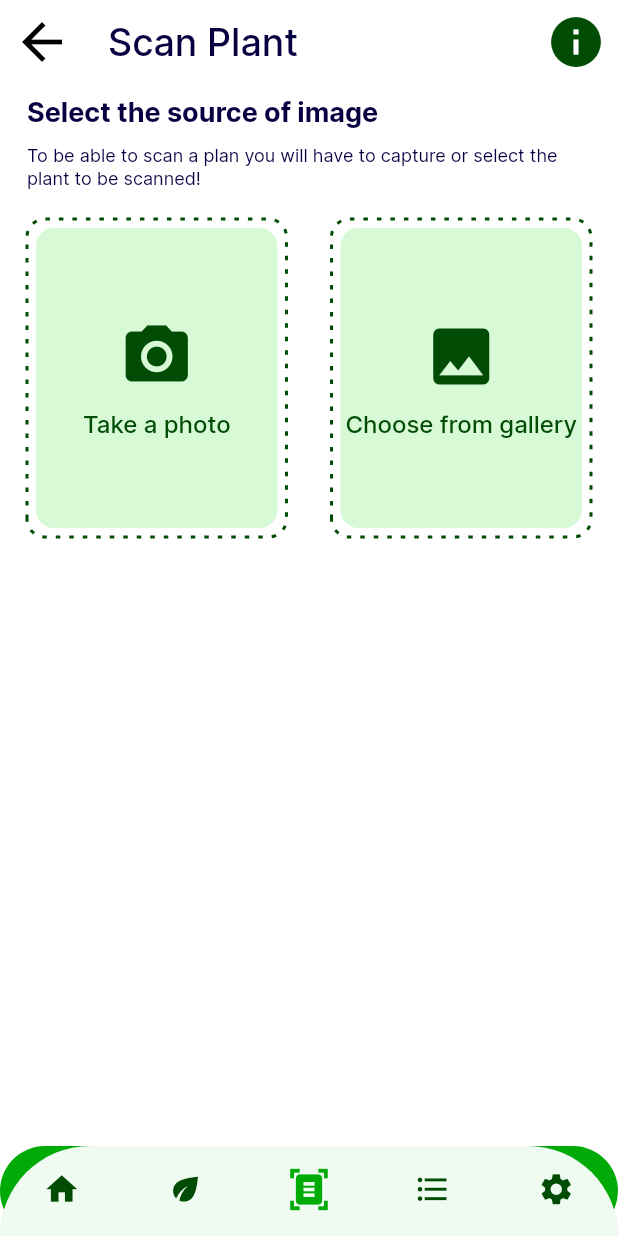
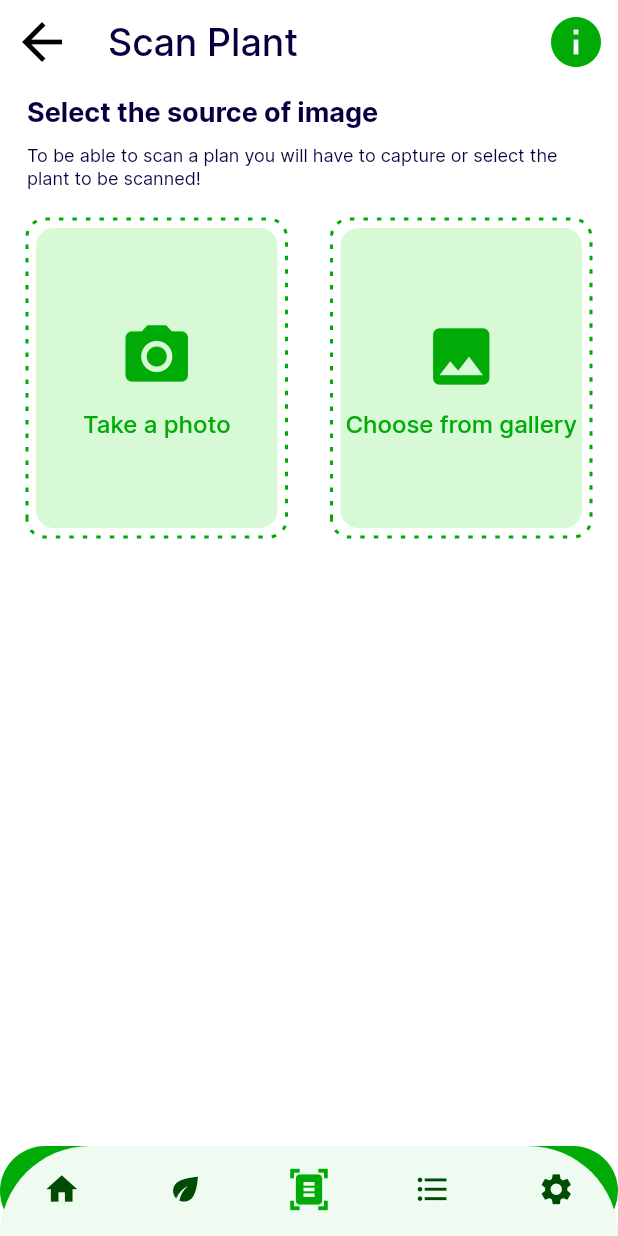
Before and after one commit to Atuoha/plantly, a Flutter app: the screen it shows once a user with an empty profile is signed in, item 3 of the bottom bar chosen, on a phone screen of 412 x 824 dp. Run offline on Flutter 3.47's test engine with Material 2 defaults, Android fonts, the phone set to English and light mode, and no system bars; drawn by our look-alikes of dotted_border; our stand-ins replace bloc, cloud_firestore, equatable, firebase_auth, firebase_core, flutter_bloc and 6 more; missing offline and left inert: is_first_run; accounts and stored records are empty; network calls fail.

Commit message:
theme re-adj and plant creation ui entry

```diff
--- a/lib/presentation/screens/plant/single_view.dart
+++ b/lib/presentation/screens/plant/single_view.dart
@@ -31,7 +31,7 @@ class _SinglePlantScreenState extends State<SinglePlantScreen> {
           onPressed: () => Navigator.of(context).pop(),
           icon: const Icon(
             Icons.arrow_back,
-            color: accentColor,
+            color: primaryColor,
           ),
         ),
         title: Text(
--- a/lib/presentation/screens/plant/view_all.dart
+++ b/lib/presentation/screens/plant/view_all.dart
@@ -63,7 +63,7 @@ class _ViewAllPlantsState extends State<ViewAllPlants> {
           Padding(
             padding: const EdgeInsets.all(8.0),
             child: CircleAvatar(
-              backgroundColor: accentColor,
+              backgroundColor: primaryColor,
               child: GestureDetector(
                 onTap: () => Navigator.of(context)
                     .pushNamed(RouteManager.createPlantScreen),
--- a/lib/presentation/screens/scan/scan.dart
+++ b/lib/presentation/screens/scan/scan.dart
@@ -65,7 +65,7 @@ class _ScanScreenState extends State<ScanScreen> {
       floatingActionButtonLocation: FloatingActionButtonLocation.centerFloat,
       floatingActionButton: isImageSelected
           ? FloatingActionButton(
-              backgroundColor: accentColor,
+              backgroundColor: primaryColor,
               onPressed: () {},
               child: const Icon(
                 Icons.document_scanner_outlined,
@@ -93,7 +93,7 @@ class _ScanScreenState extends State<ScanScreen> {
             ),
             icon: const Icon(
               Icons.info,
-              color: accentColor,
+              color: primaryColor,
             ),
           )
         ],
@@ -150,7 +150,7 @@ class _ScanScreenState extends State<ScanScreen> {
                         borderType: BorderType.RRect,
                         strokeWidth: 2,
                         dashPattern: const [3, 6],
-                        color: accentColor,
+                        color: primaryColor,
                         radius: const Radius.circular(12),
                         padding: const EdgeInsets.all(6),
                         child: ClipRRect(
@@ -171,7 +171,7 @@ class _ScanScreenState extends State<ScanScreen> {
                         bottom: 10,
                         right: 10,
                         child: CircleAvatar(
-                          backgroundColor: accentColor,
+                          backgroundColor: primaryColor,
                           child: IconButton(
                             onPressed: () => resetIsImagePicked(),
                             icon: const Icon(
--- a/lib/presentation/screens/settings/settings.dart
+++ b/lib/presentation/screens/settings/settings.dart
@@ -60,7 +60,7 @@ class _SettingsScreenState extends State<SettingsScreen> {
             onPressed: () => signOut(),
             icon: const Icon(
               Icons.logout,
-              color: accentColor,
+              color: primaryColor,
             ),
           )
         ],
--- a/lib/presentation/screens/tasks/view_all.dart
+++ b/lib/presentation/screens/tasks/view_all.dart
@@ -22,7 +22,7 @@ class ViewAllTasks extends StatelessWidget {
           Padding(
             padding: const EdgeInsets.all(8.0),
             child: CircleAvatar(
-              backgroundColor: accentColor,
+              backgroundColor: primaryColor,
               child: GestureDetector(
                 onTap: () => Navigator.of(context)
                     .pushNamed(RouteManager.createTaskScreen),
--- a/lib/presentation/utils/image_picker.dart
+++ b/lib/presentation/utils/image_picker.dart
@@ -27,7 +27,7 @@ class ImagePickerUtil extends StatelessWidget {
         borderType: BorderType.RRect,
         strokeWidth: 2,
         dashPattern: const [3, 6],
-        color: accentColor,
+        color: primaryColor,
         radius: const Radius.circular(12),
         padding: const EdgeInsets.all(6),
         child: Container(
@@ -46,14 +46,14 @@ class ImagePickerUtil extends StatelessWidget {
                   Icon(
                     icon,
                     size: AppSize.s50,
-                    color: accentColor,
+                    color: primaryColor,
                   ),
                   const SizedBox(height: 10),
                   Text(
                     title,
                     textAlign: TextAlign.center,
                     style: getRegularStyle(
-                      color: accentColor,
+                      color: primaryColor,
                       fontSize: FontSize.s16,
                     ),
                   )
--- a/lib/presentation/widgets/loading.dart
+++ b/lib/presentation/widgets/loading.dart
@@ -10,7 +10,7 @@ class LoadingWidget extends StatelessWidget {
   @override
   Widget build(BuildContext context) {
     return LoadingAnimationWidget.inkDrop(
-      color: accentColor,
+      color: primaryColor,
       size: size,
     );
   }
--- a/lib/resources/theme_manager.dart
+++ b/lib/resources/theme_manager.dart
@@ -30,8 +30,6 @@ ThemeData getLightTheme() {
       backgroundColor: whiteColor,
     ),
 
-
-
     // card theme
     cardTheme: CardTheme(
       color: whiteColor,
@@ -56,7 +54,7 @@ ThemeData getLightTheme() {
           borderRadius: BorderRadius.circular(AppSize.s25),
         ),
         padding: const EdgeInsets.symmetric(vertical:AppSize.s16),
-        backgroundColor: accentColor,
+        backgroundColor: primaryColor,
         disabledBackgroundColor: accentColor,
         disabledForegroundColor: Colors.white,
         textStyle: getRegularStyle(
@@ -77,7 +75,7 @@ ThemeData getLightTheme() {
       ),
       enabledBorder: OutlineInputBorder(
         borderRadius: BorderRadius.circular(AppSize.s8),
-        borderSide:  const BorderSide(color: accentColor),
+        borderSide:  const BorderSide(color: primaryColor),
       ),
       errorBorder: OutlineInputBorder(
         borderRadius: BorderRadius.circular(AppSize.s8),
@@ -85,19 +83,19 @@ ThemeData getLightTheme() {
       ),
       focusedErrorBorder: OutlineInputBorder(
         borderRadius: BorderRadius.circular(AppSize.s8),
-        borderSide: const BorderSide(color: accentColor),
+        borderSide: const BorderSide(color: primaryColor),
       ),
       focusedBorder: OutlineInputBorder(
         borderRadius: BorderRadius.circular(AppSize.s8),
-        borderSide: const BorderSide(color: accentColor, width:2),
+        borderSide: const BorderSide(color: primaryColor, width:2),
       ),
       labelStyle: getRegularStyle(color: Colors.black),
       hintStyle: getRegularStyle(color: Colors.grey),
       contentPadding: const EdgeInsets.all(AppPadding.p8),
       errorStyle: getRegularStyle(color: Colors.red),
-      suffixIconColor: accentColor,
+      suffixIconColor: primaryColor,
       suffixStyle: getRegularStyle(color: Colors.grey),
-      prefixIconColor: accentColor,
+      prefixIconColor: primaryColor,
       prefixStyle: getRegularStyle(color: Colors.grey),
     ),
 
```
Also changed, not shown: lib/presentation/screens/plant/create.dart (+163 -1 lines).
